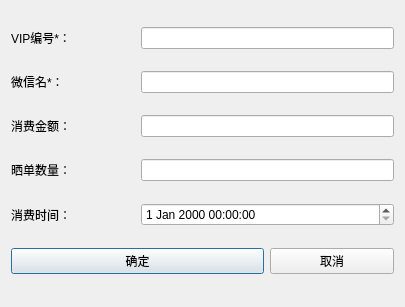
The window that QVIPSystem/QVIPSystem/QConsumeDlg.ui (ydpan/ydpanProject) describes before a commit, drawn with Qt 5.
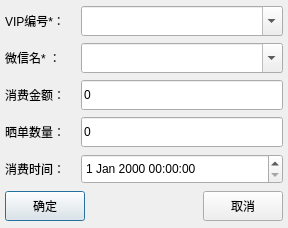
The same window after the commit.

What changed in the file:
```diff
--- a/QVIPSystem/QVIPSystem/QConsumeDlg.ui
+++ b/QVIPSystem/QVIPSystem/QConsumeDlg.ui
@@ -6,14 +6,26 @@
    <rect>
     <x>0</x>
     <y>0</y>
-    <width>405</width>
-    <height>307</height>
+    <width>288</width>
+    <height>228</height>
    </rect>
   </property>
   <property name="windowTitle">
    <string>QConsumeDlg</string>
   </property>
   <layout class="QGridLayout" name="gridLayout">
+   <property name="leftMargin">
+    <number>5</number>
+   </property>
+   <property name="topMargin">
+    <number>5</number>
+   </property>
+   <property name="rightMargin">
+    <number>5</number>
+   </property>
+   <property name="bottomMargin">
+    <number>5</number>
+   </property>
    <item row="0" column="0">
     <widget class="QLabel" name="label">
      <property name="text">
@@ -24,13 +36,10 @@
    <item row="1" column="0">
     <widget class="QLabel" name="label_2">
      <property name="text">
-      <string>微信名*：</string>
+      <string>微信名* ：</string>
      </property>
     </widget>
    </item>
-   <item row="1" column="1" colspan="2">
-    <widget class="QLineEdit" name="m_pName_lineEdit"/>
-   </item>
    <item row="2" column="0">
     <widget class="QLabel" name="label_4">
      <property name="text">
@@ -45,8 +54,18 @@
      </property>
     </widget>
    </item>
-   <item row="3" column="1" colspan="2">
-    <widget class="QLineEdit" name="m_pdrylist_lineEdit"/>
+   <item row="3" column="2" colspan="3">
+    <widget class="QLineEdit" name="m_pdrylist_lineEdit">
+     <property name="minimumSize">
+      <size>
+       <width>0</width>
+       <height>30</height>
+      </size>
+     </property>
+     <property name="text">
+      <string>0</string>
+     </property>
+    </widget>
    </item>
    <item row="4" column="0">
     <widget class="QLabel" name="label_7">
@@ -55,28 +74,93 @@
      </property>
     </widget>
    </item>
-   <item row="0" column="1" colspan="2">
-    <widget class="QLineEdit" name="m_pVipNumber_lineEdit"/>
+   <item row="2" column="2" colspan="3">
+    <widget class="QLineEdit" name="m_ptotalMeny_lineEdit">
+     <property name="minimumSize">
+      <size>
+       <width>0</width>
+       <height>30</height>
+      </size>
+     </property>
+     <property name="text">
+      <string>0</string>
+     </property>
+    </widget>
    </item>
-   <item row="2" column="1" colspan="2">
-    <widget class="QLineEdit" name="m_ptotalMeny_lineEdit"/>
-   </item>
-   <item row="5" column="0" colspan="2">
+   <item row="5" column="0" colspan="3">
     <widget class="QPushButton" name="m_pbOK">
+     <property name="minimumSize">
+      <size>
+       <width>0</width>
+       <height>30</height>
+      </size>
+     </property>
      <property name="text">
       <string>确定</string>
      </property>
     </widget>
    </item>
-   <item row="5" column="2">
+   <item row="5" column="4">
     <widget class="QPushButton" name="m_pbCancle">
+     <property name="minimumSize">
+      <size>
+       <width>0</width>
+       <height>30</height>
+      </size>
+     </property>
      <property name="text">
       <string>取消</string>
      </property>
     </widget>
    </item>
-   <item row="4" column="1" colspan="2">
-    <widget class="QDateTimeEdit" name="dateTimeEdit"/>
+   <item row="4" column="2" colspan="3">
+    <widget class="QDateTimeEdit" name="dateTimeEdit">
+     <property name="minimumSize">
+      <size>
+       <width>0</width>
+       <height>30</height>
+      </size>
+     </property>
+    </widget>
+   </item>
+   <item row="5" column="3">
+    <spacer name="horizontalSpacer">
+     <property name="orientation">
+      <enum>Qt::Horizontal</enum>
+     </property>
+     <property name="sizeHint" stdset="0">
+      <size>
+       <width>40</width>
+       <height>20</height>
+      </size>
+     </property>
+    </spacer>
+   </item>
+   <item row="1" column="2" colspan="3">
+    <widget class="QComboBox" name="comboBox">
+     <property name="minimumSize">
+      <size>
+       <width>0</width>
+       <height>30</height>
+      </size>
+     </property>
+     <property name="editable">
+      <bool>true</bool>
+     </property>
+    </widget>
+   </item>
+   <item row="0" column="2" colspan="3">
+    <widget class="QComboBox" name="m_VIP_comboBox">
+     <property name="minimumSize">
+      <size>
+       <width>0</width>
+       <height>30</height>
+      </size>
+     </property>
+     <property name="editable">
+      <bool>true</bool>
+     </property>
+    </widget>
    </item>
   </layout>
  </widget>
```
